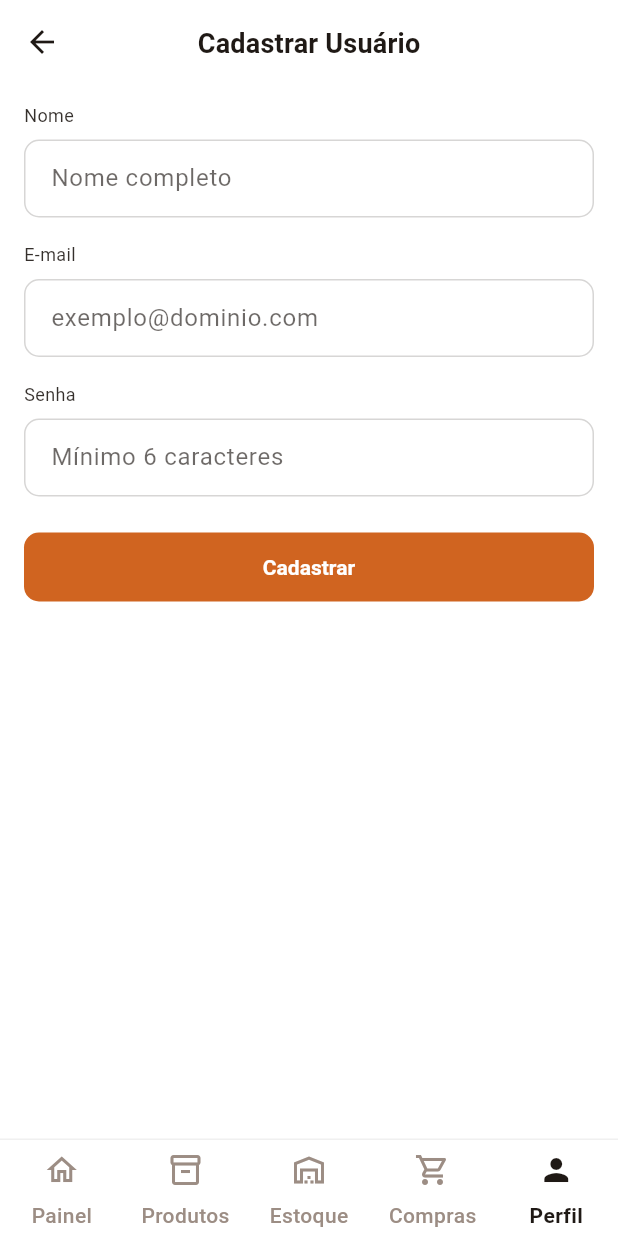
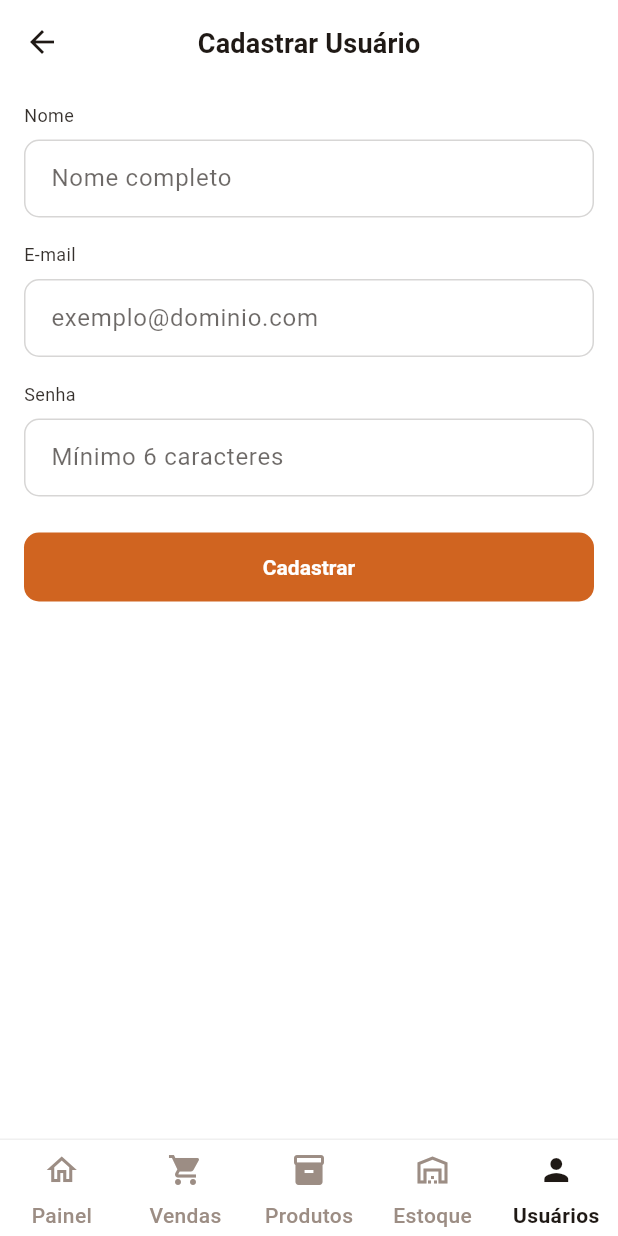
Before and after one commit to andersonf007/PedeAi-ERP, a Flutter app: the CadastroUsuarioPage screen opened by its route, on a phone screen of 412 x 824 dp. Run offline on Flutter 3.47's test engine with Material 3 defaults, Android fonts, the phone set to English and light mode, and no system bars; our stand-ins replace flutter_login, image_picker, shared_preferences, supabase_flutter; accounts and stored records are empty.

Commit message:
mudado a ordem dos bottomnavigation

```diff
--- a/lib/app_nav_bar.dart
+++ b/lib/app_nav_bar.dart
@@ -8,11 +8,11 @@ class AppNavBar extends StatelessWidget {
 
   // Abas em ordem
   static const List<String> _routes = <String>[
-    '/home',         // Dashboard
-    '/listProdutos', // Produtos
-    '/estoque',      // Estoque
-    '/pdv',          // Compras/PDV
-    '/listUsuarios',       // Perfil/Configurações
+    '/home', // Dashboard
+    '', // Produtos
+    '/listProdutos', // Estoque
+    '/estoque', // Compras/PDV
+    '/listUsuarios', // Perfil/Configurações
   ];
 
   // Normaliza rotas filhas para a aba “mãe”
@@ -69,53 +69,22 @@ class AppNavBar extends StatelessWidget {
         ),
         child: NavigationBarTheme(
           data: NavigationBarThemeData(
-            backgroundColor: Colors
-                .transparent, // o Container acima cuida do fundo + divisor
+            backgroundColor: Colors.transparent, // o Container acima cuida do fundo + divisor
             elevation: 0,
             indicatorColor: Colors.transparent, // sem pílula/realce
-            iconTheme: MaterialStateProperty.resolveWith<IconThemeData?>(
-              (states) => IconThemeData(
-                color: states.contains(MaterialState.selected) ? selected : unselected,
-              ),
-            ),
-            labelTextStyle: MaterialStateProperty.resolveWith<TextStyle?>(
-              (states) => TextStyle(
-                color: states.contains(MaterialState.selected) ? selected : unselected,
-                fontWeight:
-                    states.contains(MaterialState.selected) ? FontWeight.w700 : FontWeight.w500,
-              ),
-            ),
+            iconTheme: MaterialStateProperty.resolveWith<IconThemeData?>((states) => IconThemeData(color: states.contains(MaterialState.selected) ? selected : unselected)),
+            labelTextStyle: MaterialStateProperty.resolveWith<TextStyle?>((states) => TextStyle(color: states.contains(MaterialState.selected) ? selected : unselected, fontWeight: states.contains(MaterialState.selected) ? FontWeight.w700 : FontWeight.w500)),
           ),
           child: NavigationBar(
             height: 64,
             selectedIndex: idx < 0 ? 0 : idx,
             onDestinationSelected: (i) => _go(context, i),
             destinations: const [
-              NavigationDestination(
-                icon: Icon(Icons.home_outlined),
-                selectedIcon: Icon(Icons.home_rounded),
-                label: 'Painel',
-              ),
-              NavigationDestination(
-                icon: Icon(Icons.inventory_2_outlined),
-                selectedIcon: Icon(Icons.inventory_2_rounded),
-                label: 'Produtos',
-              ),
-              NavigationDestination(
-                icon: Icon(Icons.warehouse_outlined),
-                selectedIcon: Icon(Icons.warehouse_rounded),
-                label: 'Estoque',
-              ),
-              NavigationDestination(
-                icon: Icon(Icons.shopping_cart_outlined),
-                selectedIcon: Icon(Icons.shopping_cart),
-                label: 'Compras',
-              ),
-              NavigationDestination(
-                icon: Icon(Icons.person_outline),
-                selectedIcon: Icon(Icons.person),
-                label: 'Perfil',
-              ),
+              NavigationDestination(icon: Icon(Icons.home_outlined), selectedIcon: Icon(Icons.home_rounded), label: 'Painel'),
+              NavigationDestination(icon: Icon(Icons.shopping_cart), selectedIcon: Icon(Icons.shopping_cart), label: 'Vendas'),
+              NavigationDestination(icon: Icon(Icons.inventory), selectedIcon: Icon(Icons.inventory), label: 'Produtos'),
+              NavigationDestination(icon: Icon(Icons.warehouse_outlined), selectedIcon: Icon(Icons.warehouse_rounded), label: 'Estoque'),
+              NavigationDestination(icon: Icon(Icons.person_outline), selectedIcon: Icon(Icons.person), label: 'Usuários'),
             ],
           ),
         ),
```
